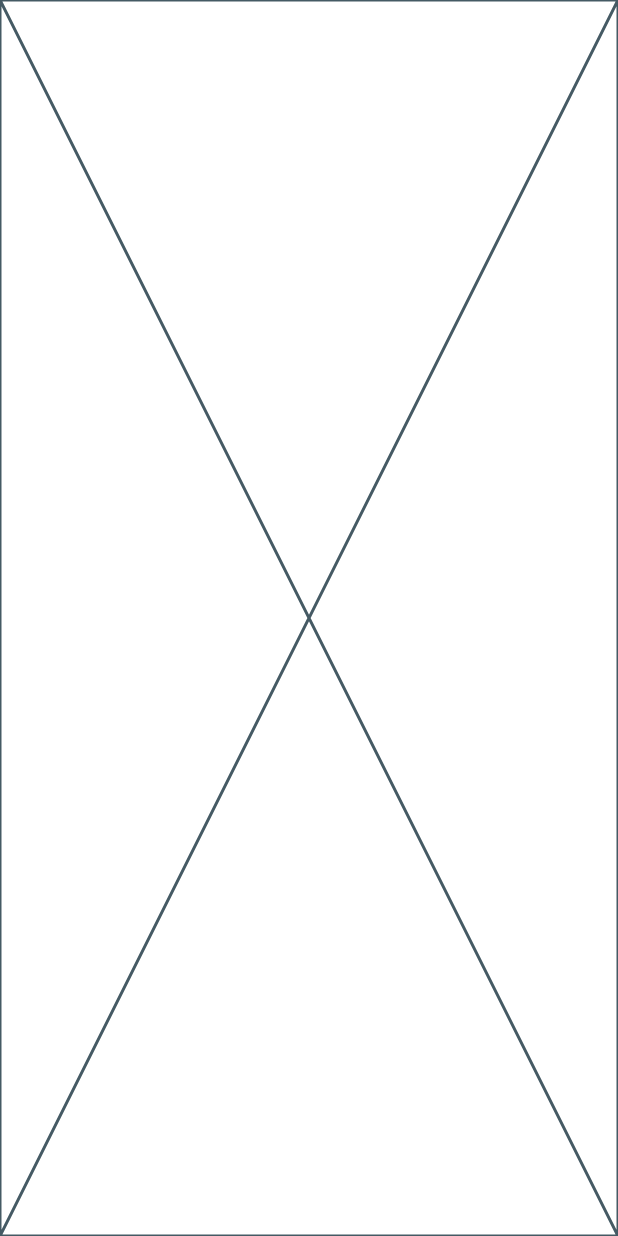
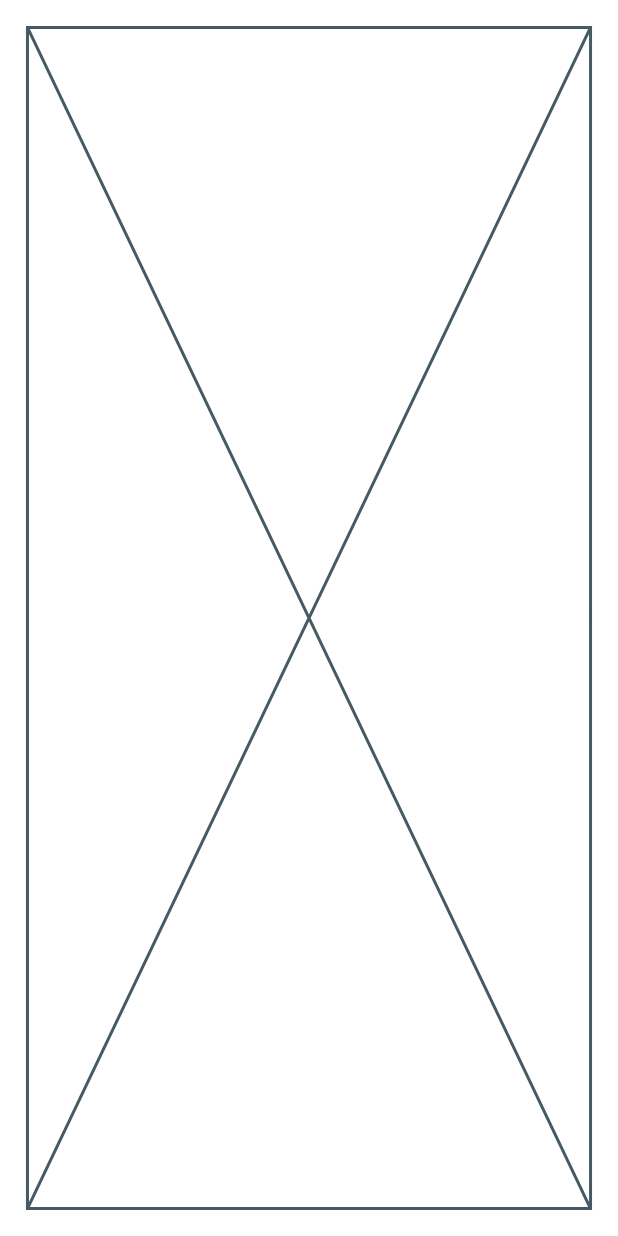
Before and after one commit to donfreddy/troona_flutter, a Flutter app: the screen it shows after launch, on a phone screen of 412 x 824 dp. Run offline on Flutter 3.47's test engine with Material 2 defaults, Android fonts, the phone set to English and light mode, and no system bars; our stand-ins replace easy_localization, flutter_neumorphic_plus, flutter_screenutil.

Commit message:
fix: initializing screenUtil error fixed

```diff
--- a/lib/app/troona_app.dart
+++ b/lib/app/troona_app.dart
@@ -1,5 +1,6 @@
 import 'package:flutter_neumorphic_plus/flutter_neumorphic.dart';
 import 'package:easy_localization/easy_localization.dart';
+import 'package:flutter_screenutil/flutter_screenutil.dart';
 import 'package:troona/core/config/routes/route.dart';
 import 'package:troona/core/config/routes/route_path.dart';
 import 'package:troona/core/config/themes/theme.dart';
@@ -10,7 +11,10 @@ class TroonaApp extends StatelessWidget {
 
   @override
   Widget build(BuildContext context) {
-    //Todo: Get it from user preferences
+    // init screenUtil library
+    ScreenUtil.init(context);
+
+    //Todo: Get it from user preferencesÏ
     const accentColor = 0xffdd3f5d;
 
     return NeumorphicApp(
--- a/lib/loading_screen.dart
+++ b/lib/loading_screen.dart
@@ -1,10 +1,15 @@
 import 'package:flutter_neumorphic_plus/flutter_neumorphic.dart';
+import 'package:flutter_screenutil/flutter_screenutil.dart';
+import 'package:troona/core/constants/constants.dart';
 
 class LoadingScreen extends StatelessWidget {
   const LoadingScreen({super.key});
 
   @override
   Widget build(BuildContext context) {
-    return const Placeholder();
+    return  Padding(
+      padding: EdgeInsets.all(kAppContentPadding.sp),
+      child: const Placeholder(),
+    );
   }
 }
```
